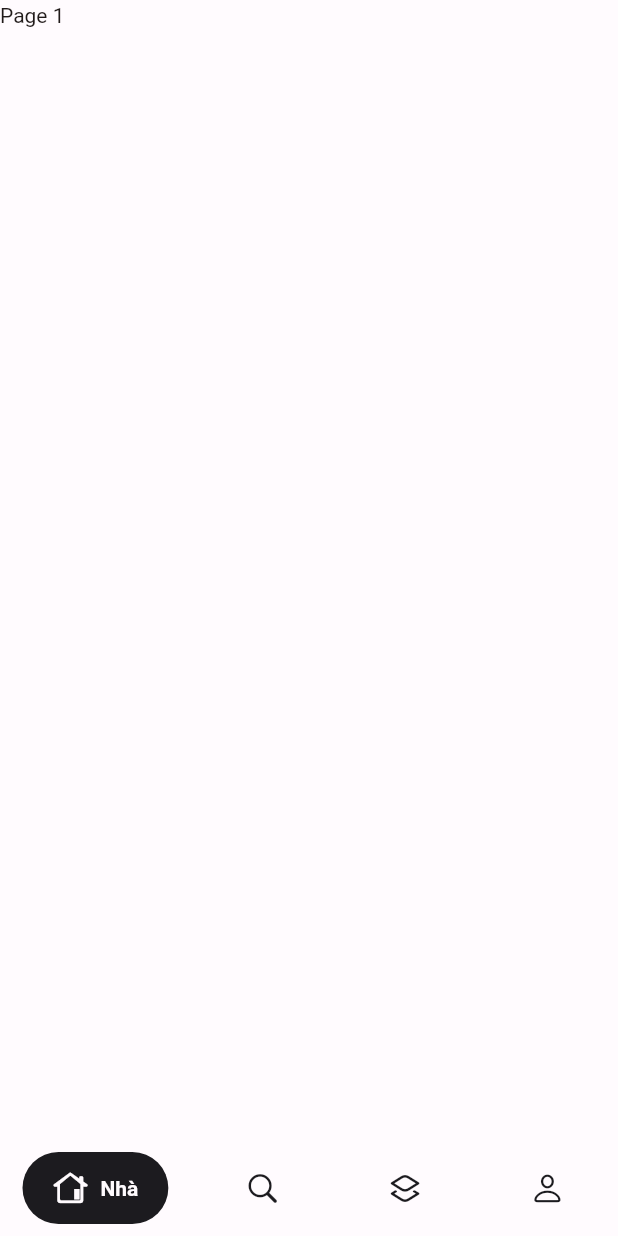
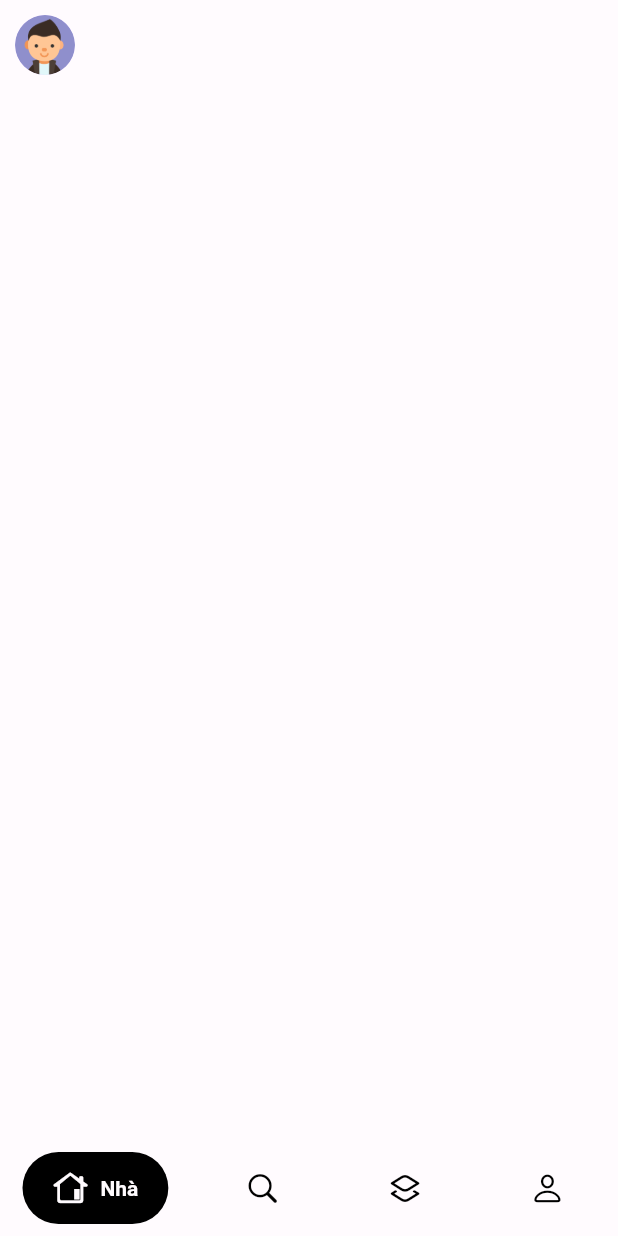
Before and after one commit to tranminhtuand2/elephan, a Flutter app: the screen it shows after launch, after a tap on "BỎ QUA", after a tap on "BẮT ĐẦU", on a phone screen of 412 x 824 dp. Run offline on Flutter 3.47's test engine with Material 2 defaults, Android fonts, the phone set to English and light mode, and no system bars; drawn by our look-alikes of google_nav_bar; our stand-ins replace dots_indicator, flutter_svg, get, google_fonts, lottie.

Commit message:
new code

```diff
--- a/elephan/lib/main.dart
+++ b/elephan/lib/main.dart
@@ -1,5 +1,4 @@
 import 'package:elephan/src/constants/size.dart';
-import 'package:elephan/src/screen/home_screen/home_screen.dart';
 import 'package:elephan/src/screen/pagegioithieu/splashScreen/splashscreen.dart';
 import 'package:elephan/src/utils/theme/texttheme.dart';
 import 'package:elephan/src/utils/theme/themecolor.dart';
--- a/elephan/lib/src/screen/home_screen/home_screen.dart
+++ b/elephan/lib/src/screen/home_screen/home_screen.dart
@@ -1,3 +1,4 @@
+import 'package:elephan/src/screen/home_screen/page_home/page_home.dart';
 import 'package:flutter/cupertino.dart';
 import 'package:flutter/material.dart';
 import 'package:google_nav_bar/google_nav_bar.dart';
@@ -20,7 +21,7 @@ class _HomeScreenState extends State<HomeScreen> {
           physics: const NeverScrollableScrollPhysics(),
           controller: controller,
           children: const [
-            Text('Page 1'),
+            PageHome(),
             Text('Page 2'),
             Text('Page 3'),
             Text('Page 4'),
@@ -42,6 +43,7 @@ class _HomeScreenState extends State<HomeScreen> {
           child: Padding(
             padding: const EdgeInsets.symmetric(horizontal: 15.0, vertical: 8),
             child: GNav(
+              selectedIndex: selectedIndex,
               rippleColor: Colors.grey[300]!,
               hoverColor: Colors.grey[100]!,
               gap: 8,
@@ -77,7 +79,6 @@ class _HomeScreenState extends State<HomeScreen> {
                   text: 'Tôi',
                 ),
               ],
-              selectedIndex: selectedIndex,
             ),
           ),
         ),
--- /dev/null
+++ b/elephan/lib/src/screen/home_screen/page_home/page_home.dart
@@ -0,0 +1,35 @@
+import 'package:flutter/material.dart';
+
+class PageHome extends StatefulWidget {
+  const PageHome({super.key});
+
+  @override
+  State<PageHome> createState() => _PageHomeState();
+}
+
+class _PageHomeState extends State<PageHome> {
+  @override
+  Widget build(BuildContext context) {
+    return const Scaffold(
+      body: SafeArea(
+        child: SingleChildScrollView(
+          child: Padding(
+            padding: EdgeInsets.symmetric(vertical: 10, horizontal: 10),
+            child: Column(
+              children: [
+                Row(
+                  children: [
+                    CircleAvatar(
+                      // radius: Theme.of(context).,
+                      backgroundImage: AssetImage('assets/images/avatar.png'),
+                    )
+                  ],
+                ),
+              ],
+            ),
+          ),
+        ),
+      ),
+    );
+  }
+}
--- a/elephan/lib/src/screen/pagegioithieu/onboarding_screen/onboarding_page1.dart
+++ b/elephan/lib/src/screen/pagegioithieu/onboarding_screen/onboarding_page1.dart
@@ -16,7 +16,7 @@ class OnboardingPage1 extends StatelessWidget {
             Lottie.asset('assets/images/image_onboarding1.json',
                 height: SizeConfig.screenHeight * 0.3),
             SizedBox(height: getProportionateScreenHeight(20)),
-            Text(
+            const Text(
               TOnBoardingTitle1,
               textAlign: TextAlign.center,
               style: TextStyle(fontSize: 38, fontWeight: FontWeight.bold),
--- a/elephan/lib/src/screen/pagegioithieu/onboarding_screen/onboarding_screen.dart
+++ b/elephan/lib/src/screen/pagegioithieu/onboarding_screen/onboarding_screen.dart
@@ -108,19 +108,28 @@ class _OnboardingScreenState extends State<OnboardingScreen> {
                   }
                 },
                 style: ElevatedButton.styleFrom(
-                    backgroundColor:
-                        Theme.of(context).colorScheme.surfaceVariant,
+                    backgroundColor: Theme.of(context).colorScheme.onBackground,
                     padding: const EdgeInsets.symmetric(vertical: 20),
                     shape: RoundedRectangleBorder(
                         borderRadius: BorderRadius.circular(14))),
                 child: currentIndexPage < getPages().length - 1
                     ? Text(
                         'Tiếp theo'.toUpperCase(),
-                        style: Theme.of(context).textTheme.labelMedium,
+                        style: Theme.of(context)
+                            .textTheme
+                            .labelMedium
+                            ?.copyWith(
+                                color:
+                                    Theme.of(context).colorScheme.onBackground),
                       )
                     : Text(
                         'Bắt đầu'.toUpperCase(),
-                        style: Theme.of(context).textTheme.labelMedium,
+                        style: Theme.of(context)
+                            .textTheme
+                            .labelMedium
+                            ?.copyWith(
+                                color:
+                                    Theme.of(context).colorScheme.onBackground),
                       ),
               ),
             ),
--- a/elephan/lib/src/utils/theme/themecolor.dart
+++ b/elephan/lib/src/utils/theme/themecolor.dart
@@ -3,7 +3,7 @@ import 'package:flutter/material.dart';
 class TAppTheme {
   static const lightColorScheme = ColorScheme(
     brightness: Brightness.light,
-    primary: Color.fromARGB(167, 129, 141, 124),
+    primary: Color.fromARGB(255, 255, 255, 255),
     onPrimary: Color(0xFFFFFFFF),
     primaryContainer: Color(0xFFEADDFF),
     onPrimaryContainer: Color(0xFF21005D),
@@ -21,7 +21,7 @@ class TAppTheme {
     onErrorContainer: Color(0xFF410E0B),
     outline: Color(0xFF79747E),
     background: Color(0xFFFFFBFE),
-    onBackground: Color(0xFF1C1B1F),
+    onBackground: Color.fromARGB(255, 0, 0, 0),
     surface: Color(0xFFFFFBFE),
     onSurface: Color(0xFF1C1B1F),
     surfaceVariant: Color(0xFFE7E0EC),
@@ -36,8 +36,8 @@ class TAppTheme {
   );
   static const darkColorScheme = ColorScheme(
     brightness: Brightness.dark,
-    primary: Color.fromARGB(255, 63, 55, 58),
-    onPrimary: Color(0xFF381E72),
+    primary: Color.fromARGB(255, 0, 0, 0),
+    onPrimary: Color.fromARGB(255, 0, 0, 0),
     primaryContainer: Color(0xFF4F378B),
     onPrimaryContainer: Color(0xFFEADDFF),
     secondary: Color(0xFFCCC2DC),
@@ -54,7 +54,7 @@ class TAppTheme {
     onErrorContainer: Color(0xFFF9DEDC),
     outline: Color(0xFF938F99),
     background: Color(0xFF1C1B1F),
-    onBackground: Color(0xFFE6E1E5),
+    onBackground: Color.fromARGB(255, 255, 255, 255),
     surface: Color(0xFF1C1B1F),
     onSurface: Color(0xFFE6E1E5),
     surfaceVariant: Color(0xFF49454F),
```
Also changed, not shown: elephan/assets/images/avatar.png (added).
